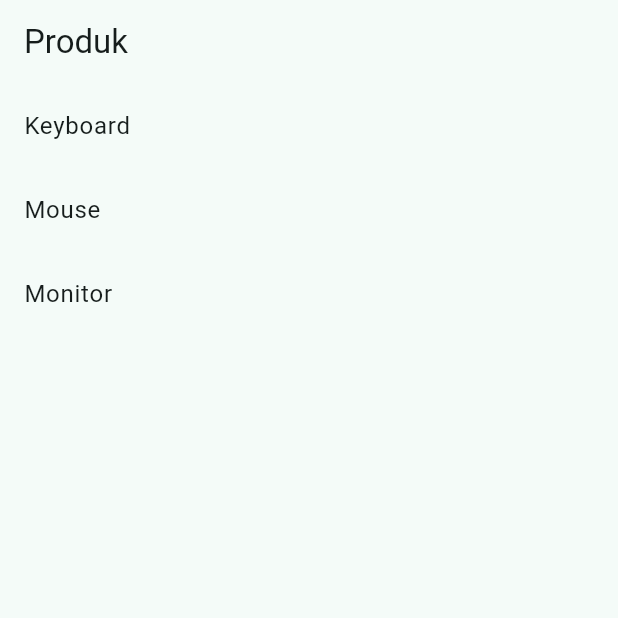
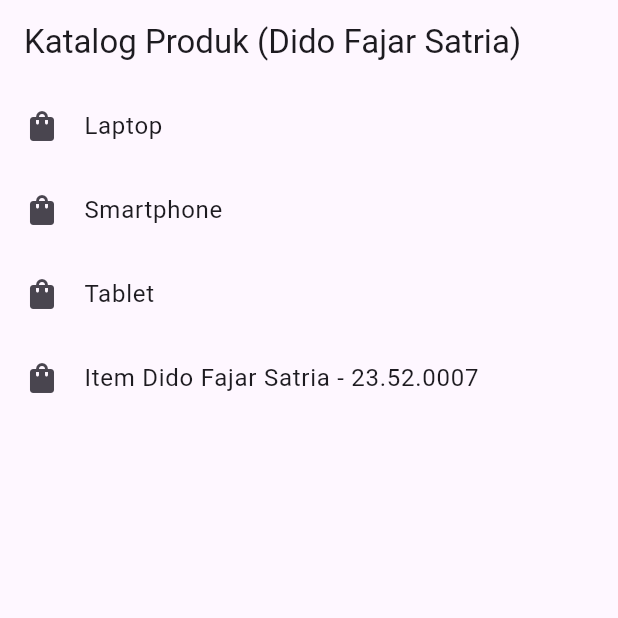
Before and after one commit to dido16/flutter-fundamental, a Flutter app: the screen it shows after launch, on a phone screen of 412 x 824 dp, the top half of it. Run offline on Flutter 3.47's test engine with Material 3 defaults, Android fonts, the phone set to English and light mode, and no system bars; our stand-ins replace flutter_riverpod.

Commit message:
uts ppb3

```diff
--- a/lib/main.dart
+++ b/lib/main.dart
@@ -1,16 +1,55 @@
 import 'package:flutter/material.dart';
 import 'package:flutter_riverpod/flutter_riverpod.dart';
-import 'pages/product_page.dart';
 
-void main() => runApp(const ProviderScope(child: MyApp()));
+// 1. Fungsi utama dengan ProviderScope (Wajib untuk Riverpod)
+void main() {
+  runApp(const ProviderScope(child: MyApp()));
+}
 
+// 2. Kerangka dasar aplikasi
 class MyApp extends StatelessWidget {
   const MyApp({super.key});
 
   @override
-  Widget build(BuildContext context) => MaterialApp(
-        title: 'WeekTodo Dido',
-        theme: ThemeData(colorSchemeSeed: Colors.teal, useMaterial3: true),
-        home: const ProductPage(),
-      );
+  Widget build(BuildContext context) {
+    return MaterialApp(
+      debugShowCheckedModeBanner: false,
+      home: ProductScreen(), // Memanggil layar produk
+    );
+  }
 }
+
+// 3. Kode Provider (Dari soal)
+final productProvider = FutureProvider<List<String>>((ref) async {
+  await Future.delayed(const Duration(seconds: 2));
+  return [
+    "Laptop",
+    "Smartphone",
+    "Tablet",
+    "Item Dido Fajar Satria - 23.52.0007",
+  ];
+});
+
+// 4. Kode UI (Sudah diperbaiki dengan asyncProducts.when)
+class ProductScreen extends ConsumerWidget {
+  @override
+  Widget build(BuildContext context, WidgetRef ref) {
+    final asyncProducts = ref.watch(productProvider);
+
+    return Scaffold(
+      appBar: AppBar(title: const Text("Katalog Produk (Dido Fajar Satria)")),
+      body: asyncProducts.when(
+        data: (products) => ListView.builder(
+          itemCount: products.length,
+          itemBuilder: (context, index) => ListTile(
+            leading: const Icon(Icons.shopping_bag),
+            title: Text(products[index]),
+          ),
+        ),
+        loading: () => const Center(child: CircularProgressIndicator()),
+        error: (error, stack) =>
+            Center(child: Text("Terjadi Kesalahan: $error")),
+      ),
+    );
+  }
+}
```
Also changed, not shown: 1 other file.
